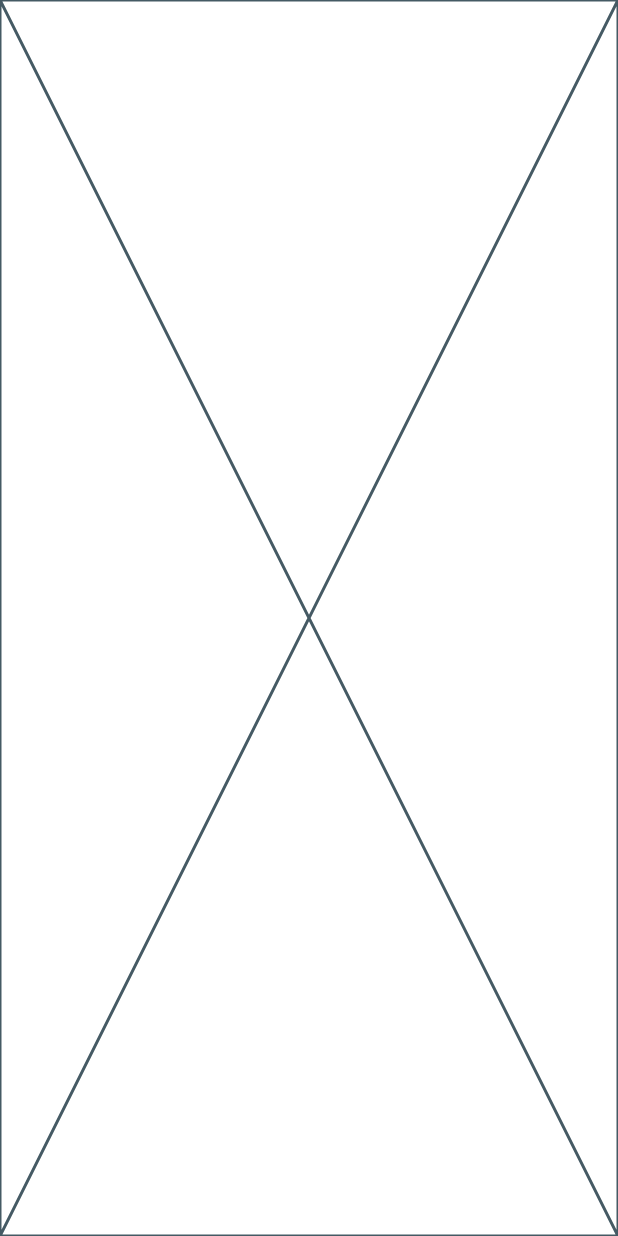
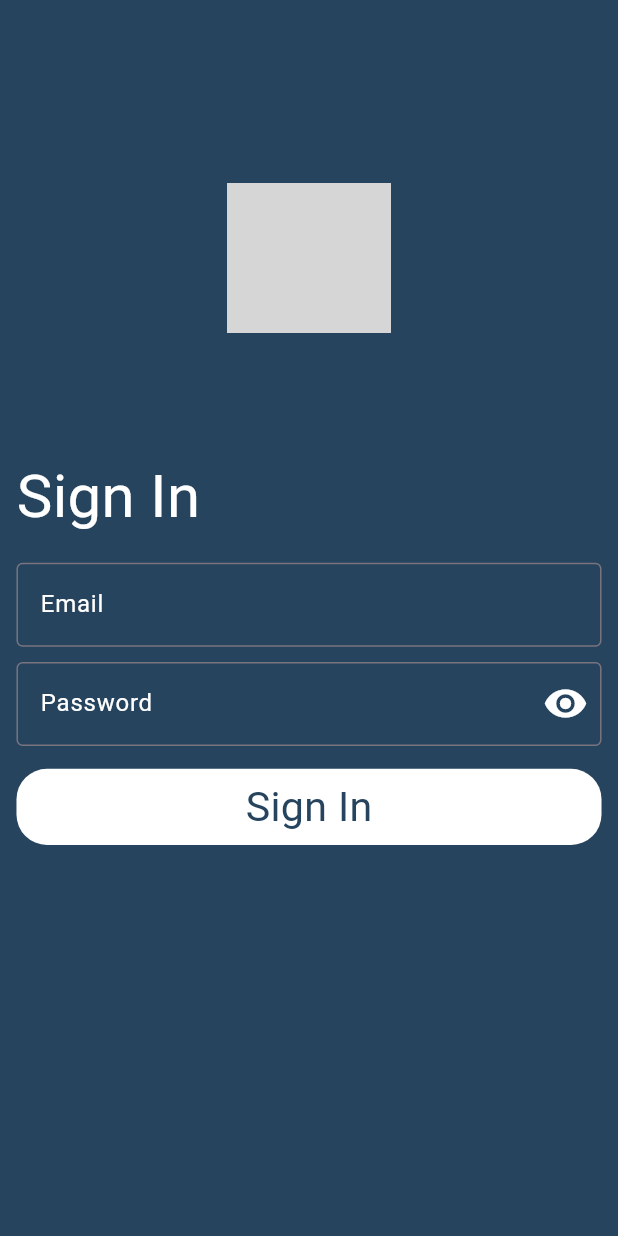
Before and after one commit to KhaledBahjat/chat_app, a Flutter app: the screen it shows after launch, on a phone screen of 412 x 824 dp. Run offline on Flutter 3.47's test engine with Material 3 defaults, Android fonts, the phone set to English and light mode, and no system bars; our stand-ins replace flutter_screenutil, go_router; grey boxes are pictures that could not be loaded.

Commit message:
Signin view

```diff
--- a/lib/views/auth/sign_in_view.dart
+++ b/lib/views/auth/sign_in_view.dart
@@ -1,10 +1,68 @@
+import 'package:chat_app/core/style/app_color.dart';
+import 'package:chat_app/core/widgets/custom_button.dart';
+import 'package:chat_app/core/widgets/custom_text_feild.dart';
 import 'package:flutter/material.dart';
+import 'package:flutter_screenutil/flutter_screenutil.dart';
 
 class SignInView extends StatelessWidget {
   const SignInView({super.key});
 
   @override
   Widget build(BuildContext context) {
-    return const Placeholder();
+    return GestureDetector(
+      onTap: () => FocusScope.of(context).unfocus(),
+      child: Scaffold(
+        backgroundColor: AppColor.primaryColor,
+        body: Padding(
+          padding: EdgeInsets.symmetric(horizontal: 10.w),
+          child: SingleChildScrollView(
+            child: Column(
+              crossAxisAlignment: CrossAxisAlignment.start,
+              children: [
+                SizedBox(
+                  height: 120.h,
+                ),
+                Center(
+                  child: Image.asset(
+                    'assets/logo.png',
+                    width: 100.w,
+                    height: 100,
+                    fit: BoxFit.fill,
+                  ),
+                ),
+                SizedBox(
+                  height: 80.h,
+                ),
+                Text(
+                  'Sign In',
+                  style: TextStyle(fontSize: 40, color: AppColor.whiteColor),
+                ),
+                SizedBox(height: 15.h),
+                CustomTextField(
+                  hint: 'Email',
+                ),
+
+                SizedBox(
+                  height: 10.h,
+                ),
+                CustomTextField(
+                  hint: 'Password',
+                  suffixIcon: Icon(
+                    Icons.remove_red_eye,
+                    size: 30,
+                    color: AppColor.whiteColor,
+                  ),
+                ),
+                SizedBox(
+                  height: 15.h,
+                ),
+                CustomButton(),
+                SizedBox()
+              ],
+            ),
+          ),
+        ),
+      ),
+    );
   }
 }
```
